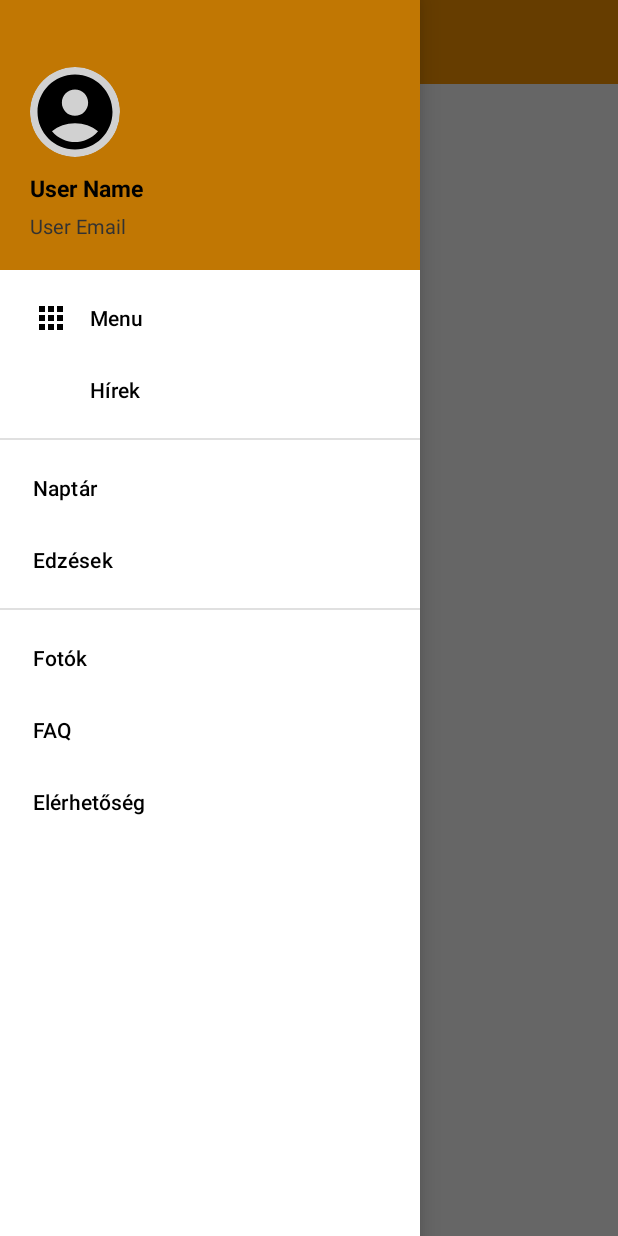
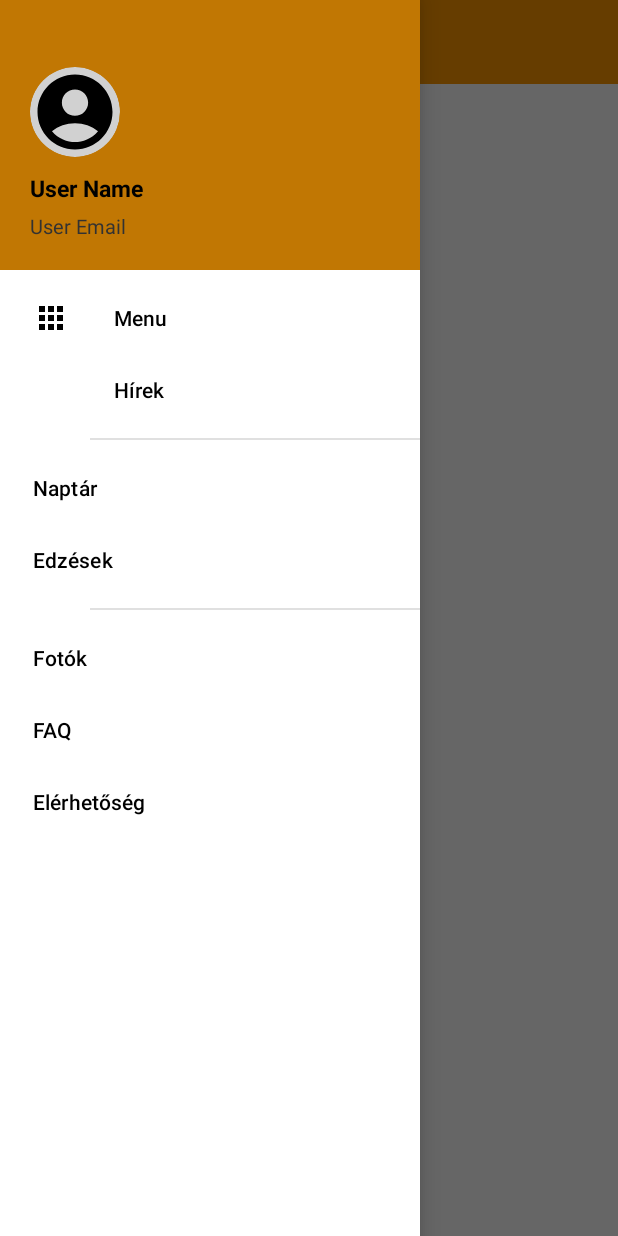
Before and after one commit to Coachify-vizsgaremek/Mobilalkalmazas, an Android app: the screen it shows after launch (MainActivity), with the side drawer open, on a phone screen of 412 x 824 dp. Run offline under Robolectric (Android 15) with nearby library versions, the phone set to English and light mode, and no system bars.

Commit message:
item click listeners

```diff
--- a/app/src/main/res/layout/activity_main.xml
+++ b/app/src/main/res/layout/activity_main.xml
@@ -13,11 +13,15 @@
         layout="@layout/activity_main_content" />
 
     <com.google.android.material.navigation.NavigationView
+        android:id="@+id/navigationView"
         android:layout_width="wrap_content"
         android:layout_height="match_parent"
         app:menu="@menu/drawer_item"
+        app:dividerInsetStart="60dp"
+        app:itemIconPadding="30dp"
         app:headerLayout="@layout/drawer_header"
         android:layout_gravity="start" />
 
 
+
 </androidx.drawerlayout.widget.DrawerLayout>
```
Also changed, not shown: app/src/main/java/com/example/myapplication/MainActivity.java (+64 -0 lines).
